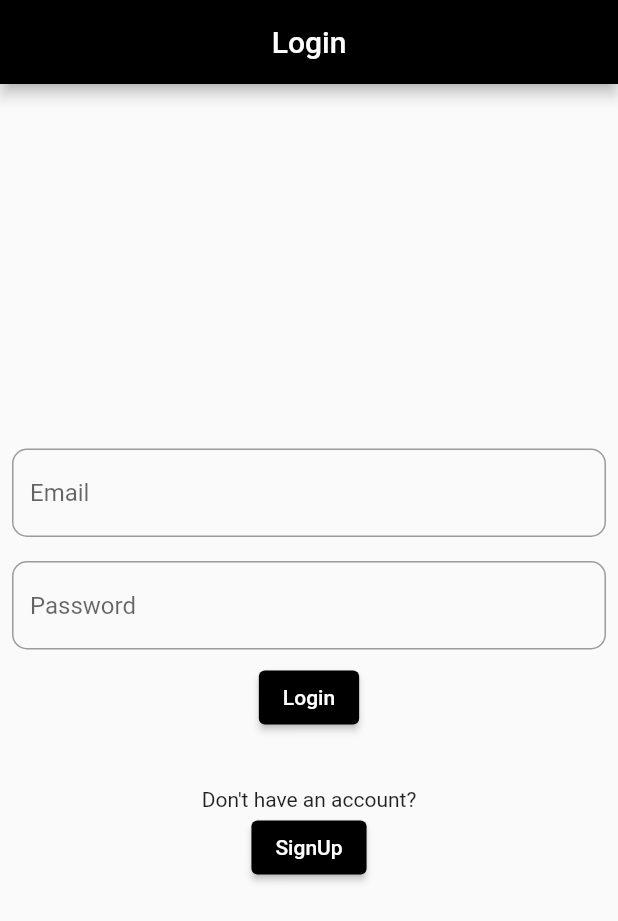
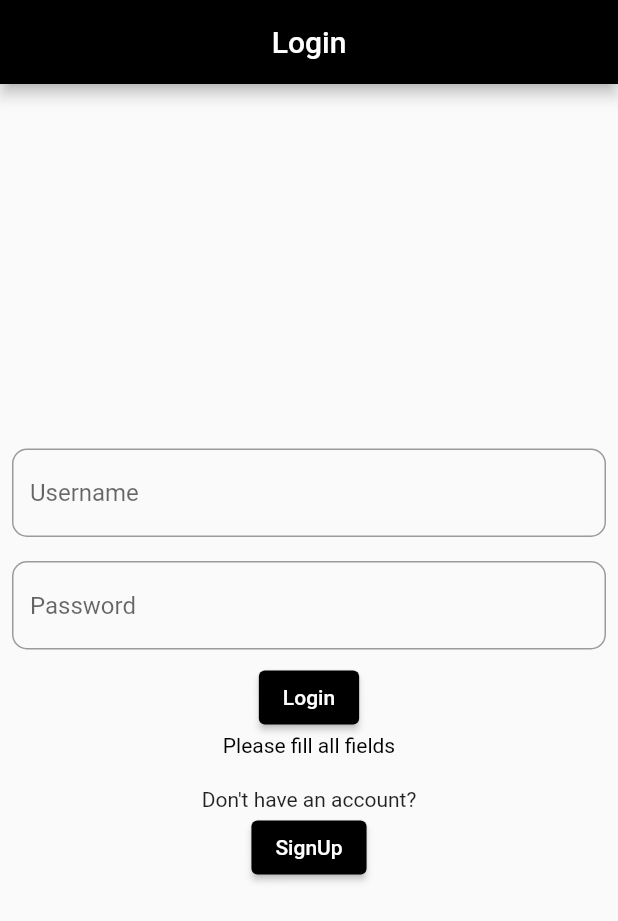
Before and after one commit to achintya-7/Backend_Learning, a Flutter app: the screen it shows after launch, after a tap on "Login", on a phone screen of 412 x 824 dp. Shown: the top 921 px of the screen. Run offline on Flutter 3.47's test engine with Material 2 defaults, Android fonts, the phone set to English and light mode, and no system bars; our stand-ins replace get.

Commit message:
http login implementation

```diff
--- a/banking_app/lib/constants.dart
+++ b/banking_app/lib/constants.dart
@@ -1 +1 @@
-String apiUrl = "http://10.0.2.2:8000/";
+String apiUrlLocal = "http://10.0.2.2:8080";
--- a/banking_app/lib/feature/auth/controller/login_controller.dart
+++ b/banking_app/lib/feature/auth/controller/login_controller.dart
@@ -1,9 +1,53 @@
+import 'dart:convert';
+
+import 'package:banking_app/constants.dart';
+import 'package:banking_app/service/http_object.dart';
+import 'package:banking_app/service/http_service.dart';
 import 'package:get/get.dart';
 
 class LoginController extends GetxController {
-  RxString email = "".obs;
+  RxString status = "".obs;
+  RxBool loading = false.obs;
 
-  updateEmail(String s) {
-    email.value = s;
+  updateStatus(String s) {
+    status.value = s;
+  }
+
+  loginRequest(String email, String password) async {
+    String url = "$apiUrlLocal/users/login";
+
+    Map<String, dynamic> body = {
+      "username": email,
+      "password": password,
+    };
+
+    String jsonBody = json.encode(body);
+
+    HttpObject httpObject = await HttpService.postResponse(url, jsonBody);
+
+    // * For testing purposes
+    // showLoading();
+    // await Future.delayed(const Duration(seconds: 1));
+    // final random = Random();
+    // int index = random.nextInt(3);
+    // List<int> body = [200, 404, 200];
+    // HttpObject httpObject = HttpObject(statusCode: body[index], body: "Sigma");
+    // hideLoading();
+
+    if (httpObject.statusCode == 200) {
+      updateStatus("${httpObject.statusCode} : Login Successful");
+      Get.offAndToNamed("/home", arguments: httpObject.body);
+    } else {
+      updateStatus("${httpObject.statusCode} : Login Failed");
+      print(httpObject.body);
+    }
+  }
+
+  showLoading() {
+    loading.toggle();
+  }
+
+  hideLoading() {
+    loading.toggle();
   }
 }
--- a/banking_app/lib/feature/auth/view/login_page.dart
+++ b/banking_app/lib/feature/auth/view/login_page.dart
@@ -5,7 +5,7 @@ import 'package:get/get.dart';
 class LoginPage extends StatelessWidget {
   LoginPage({super.key});
 
-  final TextEditingController _emailController = TextEditingController();
+  final TextEditingController _usernameController = TextEditingController();
   final TextEditingController _passwordController = TextEditingController();
 
   @override
@@ -26,12 +26,12 @@ class LoginPage extends StatelessWidget {
                 Padding(
                   padding: const EdgeInsets.all(8.0),
                   child: TextField(
-                    controller: _emailController,
+                    controller: _usernameController,
                     decoration: const InputDecoration(
                       border: OutlineInputBorder(
                         borderRadius: BorderRadius.all(Radius.circular(10)),
                       ),
-                      hintText: "Email",
+                      hintText: "Username",
                     ),
                   ),
                 ),
@@ -50,14 +50,23 @@ class LoginPage extends StatelessWidget {
                 ),
                 ElevatedButton(
                     onPressed: () {
-                      _loginController.updateEmail(_emailController.text);
+                      if (_usernameController.text.isEmpty ||
+                          _passwordController.text.isEmpty) {
+                        _loginController.updateStatus("Please fill all fields");
+                        return;
+                      }
+
+                      _loginController.loginRequest(
+                          _usernameController.text, _passwordController.text);
                     },
                     child: const Text("Login")),
 
-                Text(
-                  _loginController.email.value,
-                  style: const TextStyle(color: Colors.black),
-                ),
+                _loginController.loading.value
+                    ? const CircularProgressIndicator()
+                    : Text(
+                        _loginController.status.value,
+                        style: const TextStyle(color: Colors.black),
+                      ),
 
                 // * SignUp Button
                 const SizedBox(height: 20),
--- a/banking_app/lib/main.dart
+++ b/banking_app/lib/main.dart
@@ -1,6 +1,7 @@
 import 'package:banking_app/feature/auth/binding/auth_bindings.dart';
 import 'package:banking_app/feature/auth/view/login_page.dart';
 import 'package:banking_app/feature/auth/view/register_page.dart';
+import 'package:banking_app/feature/bank_home/view/home_page.dart';
 import 'package:flutter/material.dart';
 import 'package:get/get.dart';
 
@@ -24,12 +25,12 @@ class MyApp extends StatelessWidget {
             backgroundColor: MaterialStateProperty.all<Color>(Colors.black),
           ),
         ),
-
       ),
       initialRoute: "/login",
       getPages: [
         GetPage(name: "/login", page: () => LoginPage(), binding: AuthBindings()),
         GetPage(name: "/register", page: () => const RegisterPage()),
+        GetPage(name: "/home", page: () => const HomePage())
       ],
     );
   }
```
Also changed, not shown: banking_app/lib/feature/bank_home/view/home_page.dart (added, +21 -0 lines), banking_app/lib/service/http_service.dart (+21 -0 lines).
